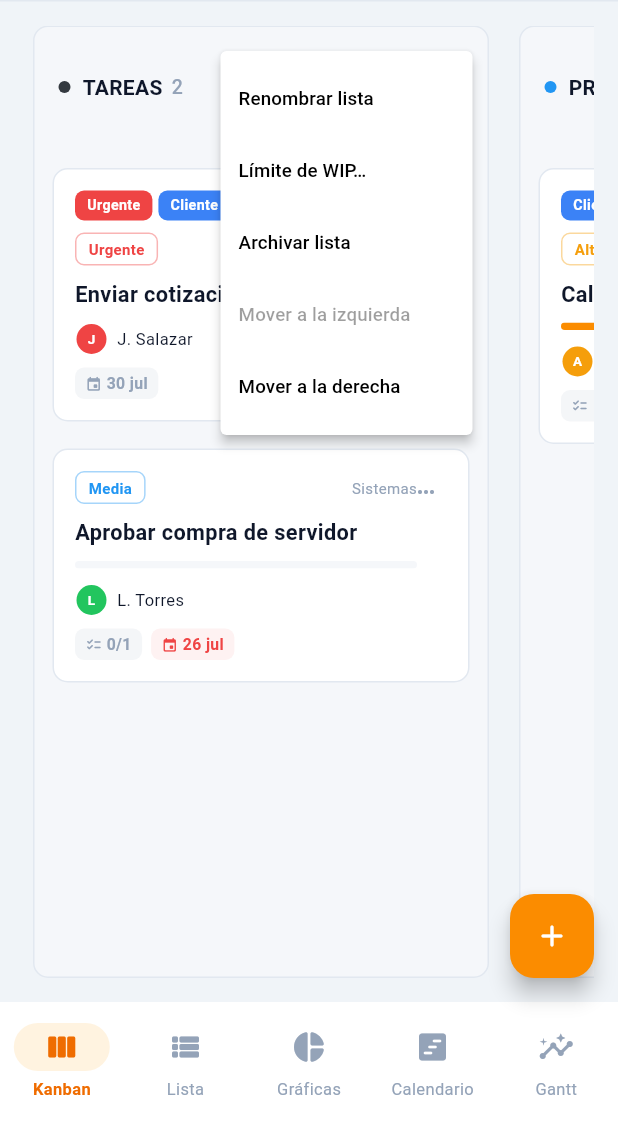
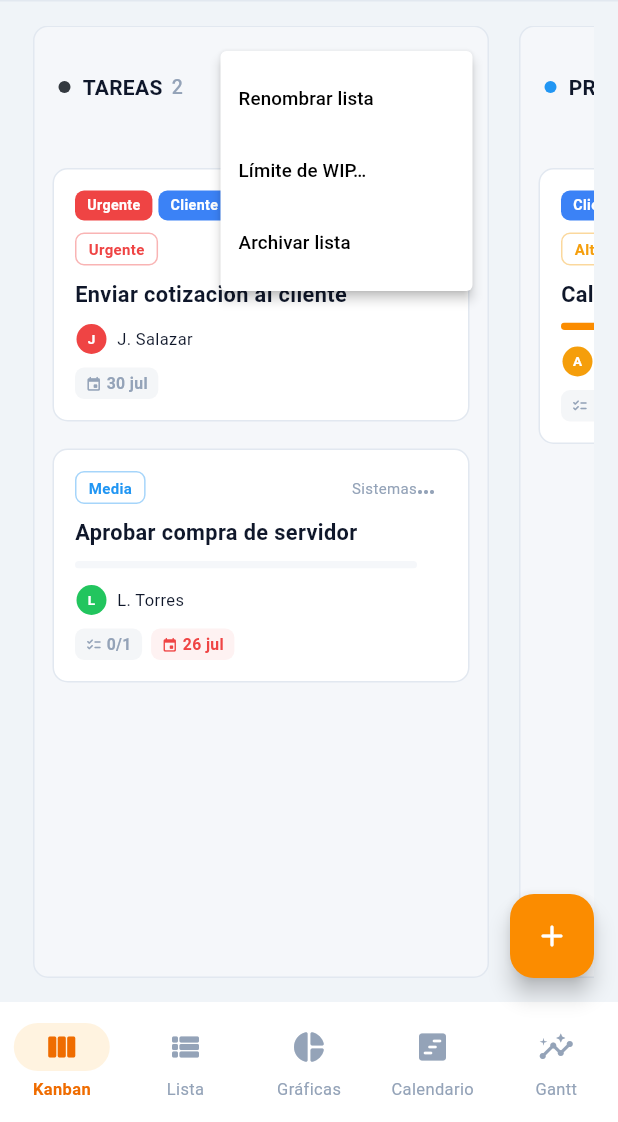
Before and after one commit to dazaragoza-ti/plataforma_pm, a Flutter app: the KanbanDashboardScreen screen opened directly, after a tap on the "keyboard control" icon, on a phone screen of 412 x 824 dp, the part 114-1236 px from its top. Run offline on Flutter 3.47's test engine with Material 3 defaults, Android fonts, the phone set to English and light mode, and no system bars; our stand-ins replace fl_chart, image_picker; missing offline and left inert: dart:html.

Commit message:
Reemplaza mover izquierda/derecha por arrastre de listas con su contenido
El titulo de cada lista ya permitia reordenar por arrastre; se quitan los
botones redundantes del menu y el feedback del arrastre ahora muestra la
columna completa (encabezado + tarjetas) en vez de solo el titulo, dejando
un hueco visual en el origen mientras se arrastra.

Co-Authored-By: Claude Sonnet 5 <noreply@anthropic.com>

```diff
--- a/lib/features/kanban_pm/presentation/screens/kanban_dashboard/columnas.dart
+++ b/lib/features/kanban_pm/presentation/screens/kanban_dashboard/columnas.dart
@@ -44,24 +44,6 @@ mixin _KanbanDashboardColumnasMixin on _KanbanDashboardDatosMixin {
     final columna = await NuevaListaDialog.show(context, repository: _repo);
     if (columna == null || !mounted) return;
     setState(() => _columnas = [..._columnas, columna]);
-  }
-
-  Future<void> _moverColumna(TareaEstatus estatus, int direccion) async {
-    final idx = _columnas.indexWhere((c) => c.estatus == estatus);
-    if (idx == -1) return;
-    var otroIdx = idx + direccion;
-    while (otroIdx >= 0 &&
-        otroIdx < _columnas.length &&
-        _columnas[otroIdx].archivada) {
-      otroIdx += direccion;
-    }
-    if (otroIdx < 0 || otroIdx >= _columnas.length) return;
-    final nuevas = List.of(_columnas);
-    final tmp = nuevas[idx];
-    nuevas[idx] = nuevas[otroIdx];
-    nuevas[otroIdx] = tmp;
-    setState(() => _columnas = nuevas);
-    await _repo.reordenarColumnas(nuevas.map((c) => c.estatus).toList());
   }
 
   void _manejarAutoscrollHorizontal(Offset globalPos) {
--- a/lib/features/kanban_pm/presentation/screens/kanban_dashboard_screen.dart
+++ b/lib/features/kanban_pm/presentation/screens/kanban_dashboard_screen.dart
@@ -122,6 +122,7 @@ class _KanbanDashboardScreenState extends State<KanbanDashboardScreen>
                   for (var i = 0; i < visibles.length; i++) ...[
                     _columnaGap(i),
                     SizedBox(
+                      key: ValueKey(visibles[i].estatus),
                       height: constraints.maxHeight,
                       // Aísla el repintado de cada columna: sin esto,
                       // Skia/CanvasKit repinta el tablero completo cada vez
@@ -142,12 +143,6 @@ class _KanbanDashboardScreenState extends State<KanbanDashboardScreen>
                               _renombrarColumna(visibles[i].estatus, nuevo),
                           onArchivarColumna: () =>
                               _archivarColumna(visibles[i].estatus, true),
-                          onMoverIzquierda: i > 0
-                              ? () => _moverColumna(visibles[i].estatus, -1)
-                              : null,
-                          onMoverDerecha: i < visibles.length - 1
-                              ? () => _moverColumna(visibles[i].estatus, 1)
-                              : null,
                           onArchivarTarjeta: _archivarTarjeta,
                           onEliminarTarjeta: _eliminarTarjeta,
                           onArrastreGlobalHorizontal:
--- a/lib/features/kanban_pm/presentation/widgets/kanban_board/kanban_column.dart
+++ b/lib/features/kanban_pm/presentation/widgets/kanban_board/kanban_column.dart
@@ -43,8 +43,6 @@ class KanbanColumnView extends StatefulWidget {
   onReordenar;
   final void Function(String nuevoTitulo) onRenombrar;
   final VoidCallback onArchivarColumna;
-  final VoidCallback? onMoverIzquierda;
-  final VoidCallback? onMoverDerecha;
   final void Function(Tarea tarea) onArchivarTarjeta;
   final void Function(Tarea tarea) onEliminarTarjeta;
   final void Function(Offset globalPos)? onArrastreGlobalHorizontal;
@@ -61,8 +59,6 @@ class KanbanColumnView extends StatefulWidget {
     required this.onReordenar,
     required this.onRenombrar,
     required this.onArchivarColumna,
-    this.onMoverIzquierda,
-    this.onMoverDerecha,
     required this.onArchivarTarjeta,
     required this.onEliminarTarjeta,
     this.onArrastreGlobalHorizontal,
@@ -77,6 +73,7 @@ class _KanbanColumnViewState extends State<KanbanColumnView> {
   final _scrollCtrl = ScrollController();
   final _tituloCtrl = TextEditingController();
   bool _editandoTitulo = false;
+  bool _arrastrandoColumna = false;
   Timer? _autoscrollTimer;
   double? _autoscrollDireccion;
 
@@ -267,6 +264,86 @@ class _KanbanColumnViewState extends State<KanbanColumnView> {
     );
   }
 
+  /// Vista previa de la columna completa (encabezado + tarjetas) que se
+  /// muestra pegada al dedo/cursor mientras se arrastra una lista, para que
+  /// se perciba como "mover la lista con todo su contenido" y no solo su
+  /// título. Se limita a [_maxTarjetasPreview] tarjetas por rendimiento: con
+  /// listas muy largas no tiene sentido renderizar (ni cargar en el
+  /// `Overlay`) cientos de tarjetas que de todas formas no se ven completas
+  /// mientras se arrastra.
+  static const _maxTarjetasPreview = 8;
+
+  Widget _previewColumna() {
+    final visibles = widget.tareas.take(_maxTarjetasPreview).toList();
+    final restantes = widget.tareas.length - visibles.length;
+    return Material(
+      color: Colors.transparent,
+      child: Container(
+        width: widget.ancho,
+        constraints: const BoxConstraints(maxHeight: 520),
+        decoration: BoxDecoration(
+          color: KanbanColors.bg3ConFondo,
+          borderRadius: BorderRadius.circular(10),
+          border: Border.all(color: KanbanColors.accent, width: 1.5),
+          boxShadow: [
+            BoxShadow(
+              color: Colors.black.withValues(alpha: 0.25),
+              blurRadius: 14,
+              offset: const Offset(0, 6),
+            ),
+          ],
+        ),
+        child: Column(
+          mainAxisSize: MainAxisSize.min,
+          crossAxisAlignment: CrossAxisAlignment.stretch,
+          children: [
+            Padding(
+              padding: const EdgeInsets.fromLTRB(16, 16, 16, 12),
+              child: _filaTitulo(),
+            ),
+            Flexible(
+              child: SingleChildScrollView(
+                physics: const NeverScrollableScrollPhysics(),
+                padding: const EdgeInsets.fromLTRB(12, 0, 12, 12),
+                child: Column(
+                  children: [
+                    for (final tarea in visibles)
+                      Padding(
+                        padding: const EdgeInsets.only(bottom: 8),
+                        child: KanbanTaskCard(
+                          tarea: tarea,
+                          etiquetas: tarea.etiquetaIds
+                              .map((id) => widget.etiquetasPorId[id])
+                              .whereType<TareaEtiqueta>()
+                              .toList(),
+                          miembros: tarea.miembroIds
+                              .map((id) => widget.miembrosPorId[id])
+                              .whereType<Miembro>()
+                              .toList(),
+                          onTap: () {},
+                        ),
+                      ),
+                    if (restantes > 0)
+                      Padding(
+                        padding: const EdgeInsets.symmetric(vertical: 4),
+                        child: Text(
+                          '+$restantes más',
+                          style: TextStyle(
+                            fontSize: 12,
+                            color: KanbanColors.tdim,
+                          ),
+                        ),
+                      ),
+                  ],
+                ),
+              ),
+            ),
+          ],
+        ),
+      ),
+    );
+  }
+
   /// Título de la columna arrastrable para reordenar listas completas. En
   /// móvil se usa `LongPressDraggable` en vez de `Draggable`: si el swipe
   /// para deslizar entre columnas (ver [KanbanColumnView.ancho]) empieza
@@ -274,45 +351,35 @@ class _KanbanColumnViewState extends State<KanbanColumnView> {
   /// gesto al scroll horizontal del tablero y "secuestra" el swipe para
   /// arrastrar la columna entera. En desktop se deja el `Draggable`
   /// normal, que parte de un click+mantener del mouse sin ese conflicto.
+  ///
+  /// El `feedback` es la columna entera (ver [_previewColumna]), no solo el
+  /// título: así se percibe que se mueve la lista con todo su contenido. El
+  /// disparador del arrastre sigue siendo el título (no toda la columna)
+  /// para no competir con el `Draggable<Tarea>` de cada tarjeta ni con el
+  /// scroll vertical de la lista.
   Widget _tituloArrastrable() {
-    final feedback = Material(
-      color: Colors.transparent,
-      child: Container(
-        padding: const EdgeInsets.symmetric(horizontal: 12, vertical: 8),
-        decoration: BoxDecoration(
-          color: KanbanColors.bg2,
-          borderRadius: BorderRadius.circular(6),
-          boxShadow: [
-            BoxShadow(
-              color: Colors.black.withValues(alpha: 0.15),
-              blurRadius: 6,
-            ),
-          ],
-        ),
-        child: Text(
-          widget.columna.titulo,
-          style: TextStyle(
-            fontSize: 13,
-            fontWeight: FontWeight.bold,
-            color: KanbanColors.texto,
-          ),
-        ),
-      ),
-    );
     final childWhenDragging = Opacity(opacity: 0.3, child: _filaTitulo());
     final child = InkWell(onTap: _iniciarEdicionTitulo, child: _filaTitulo());
     final esMovil = MediaQuery.sizeOf(context).width < 600;
+    void onDragStarted() => setState(() => _arrastrandoColumna = true);
+    void onDragTerminado() => setState(() => _arrastrandoColumna = false);
     return esMovil
         ? LongPressDraggable<KanbanColumna>(
             data: widget.columna,
-            feedback: feedback,
+            feedback: _previewColumna(),
             childWhenDragging: childWhenDragging,
+            onDragStarted: onDragStarted,
+            onDragEnd: (_) => onDragTerminado(),
+            onDraggableCanceled: (_, _) => onDragTerminado(),
             child: child,
           )
         : Draggable<KanbanColumna>(
             data: widget.columna,
-            feedback: feedback,
+            feedback: _previewColumna(),
             childWhenDragging: childWhenDragging,
+            onDragStarted: onDragStarted,
+            onDragEnd: (_) => onDragTerminado(),
+            onDraggableCanceled: (_, _) => onDragTerminado(),
             child: child,
           );
   }
@@ -377,10 +444,6 @@ class _KanbanColumnViewState extends State<KanbanColumnView> {
                   _iniciarEdicionTitulo();
                 case 'archivar':
                   widget.onArchivarColumna();
-                case 'izquierda':
-                  widget.onMoverIzquierda?.call();
-                case 'derecha':
-                  widget.onMoverDerecha?.call();
                 case 'limite_wip':
                   _elegirLimiteWip();
               }
@@ -400,22 +463,6 @@ class _KanbanColumnViewState extends State<KanbanColumnView> {
               const PopupMenuItem(
                 value: 'archivar',
                 child: Text('Archivar lista', style: TextStyle(fontSize: 12.5)),
-              ),
-              PopupMenuItem(
-                value: 'izquierda',
-                enabled: widget.onMoverIzquierda != null,
-                child: const Text(
-                  'Mover a la izquierda',
-                  style: TextStyle(fontSize: 12.5),
-                ),
-              ),
-              PopupMenuItem(
-                value: 'derecha',
-                enabled: widget.onMoverDerecha != null,
-                child: const Text(
-                  'Mover a la derecha',
-                  style: TextStyle(fontSize: 12.5),
-                ),
               ),
             ],
           ),
@@ -442,7 +489,23 @@ class _KanbanColumnViewState extends State<KanbanColumnView> {
         children: [
           _header(),
           Expanded(
-            child: DragTarget<Tarea>(
+            // Mientras la lista se arrastra (ver [_tituloArrastrable]), el
+            // contenido real viaja en el `feedback` pegado al cursor; acá se
+            // deja solo un hueco visual para no duplicar las tarjetas en dos
+            // sitios a la vez ni competir con sus propios `DragTarget`.
+            child: _arrastrandoColumna
+                ? Container(
+                    margin: const EdgeInsets.fromLTRB(8, 0, 8, 8),
+                    decoration: BoxDecoration(
+                      color: KanbanColors.bg2.withValues(alpha: 0.4),
+                      borderRadius: BorderRadius.circular(8),
+                      border: Border.all(
+                        color: KanbanColors.borde,
+                        style: BorderStyle.solid,
+                      ),
+                    ),
+                  )
+                : DragTarget<Tarea>(
                     onWillAcceptWithDetails: (_) => true,
                     onAcceptWithDetails: (details) {
                       _detenerAutoscroll();
@@ -464,7 +527,9 @@ class _KanbanColumnViewState extends State<KanbanColumnView> {
                           Positioned.fill(
                             child: Container(
                               color: candidateData.isNotEmpty
-                            ? KanbanColors.accentLight.withValues(alpha: 0.35)
+                                  ? KanbanColors.accentLight.withValues(
+                                      alpha: 0.35,
+                                    )
                                   : Colors.transparent,
                             ),
                           ),
@@ -477,7 +542,8 @@ class _KanbanColumnViewState extends State<KanbanColumnView> {
                             onTapTarea: widget.onTapTarea,
                             onArchivarTarjeta: widget.onArchivarTarjeta,
                             onEliminarTarjeta: widget.onEliminarTarjeta,
-                      onArrastreHorizontal: widget.onArrastreGlobalHorizontal,
+                            onArrastreHorizontal:
+                                widget.onArrastreGlobalHorizontal,
                           ),
                         ],
                       );
```
Lines whose indentation alone changed are shown as unchanged.
